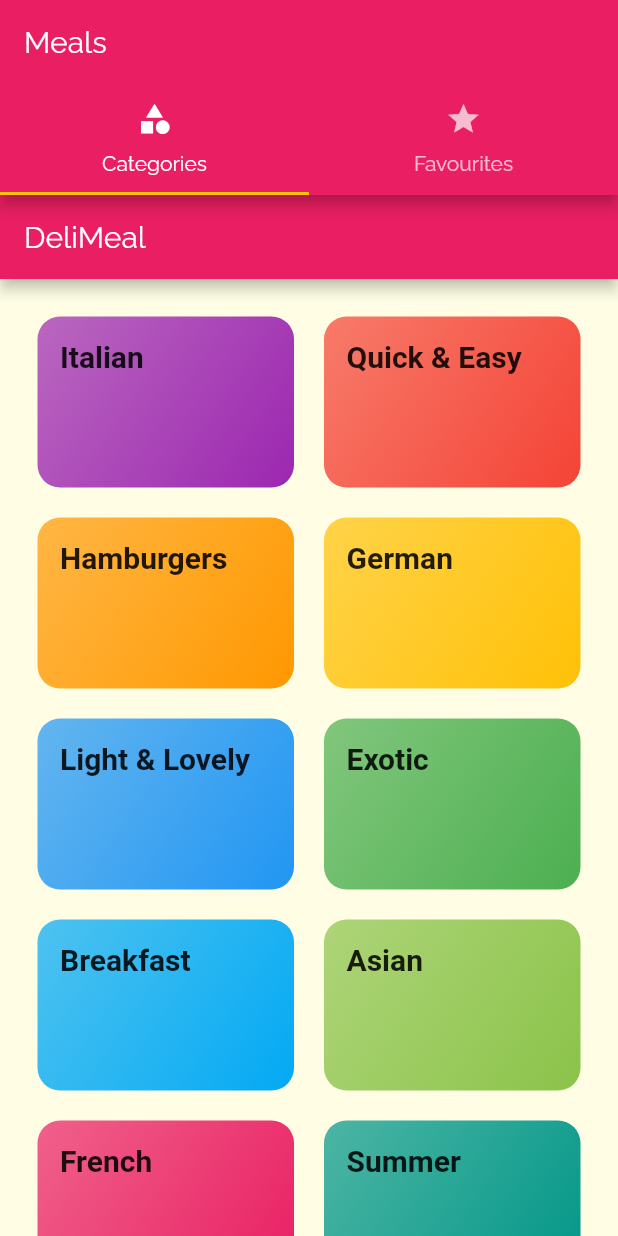
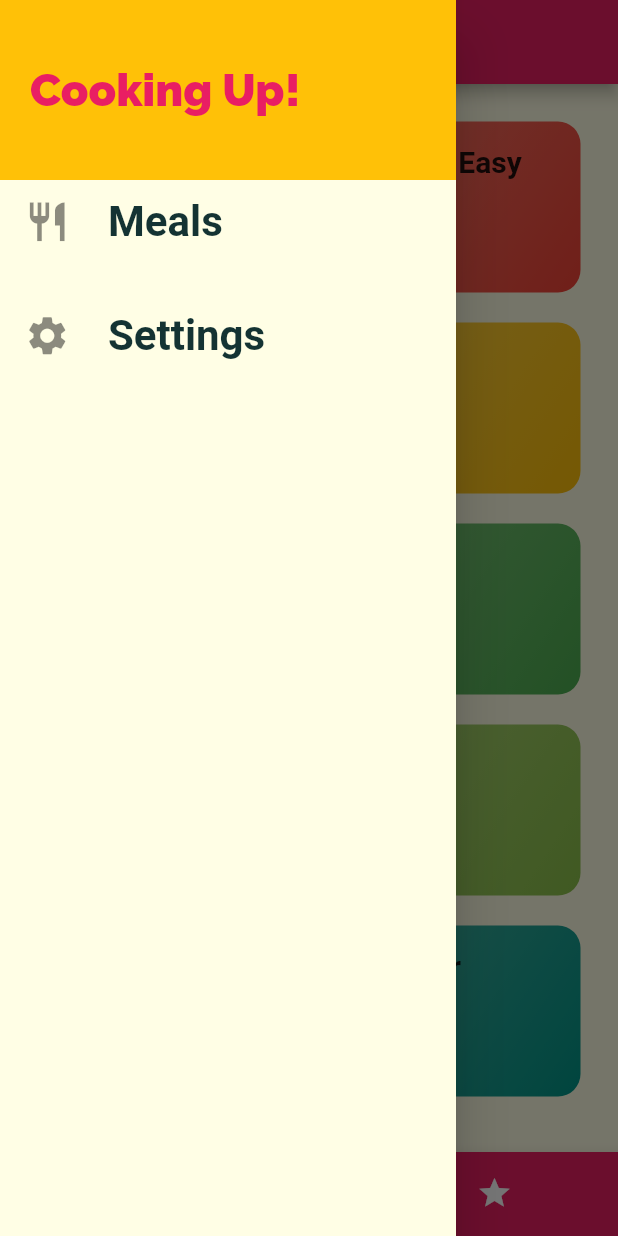
Before and after one commit to satyendrasingh8/recipe_App, a Flutter app: the screen it shows after launch, with the side drawer open (before the commit the screen has no drawer), on a phone screen of 412 x 824 dp. Run offline on Flutter 3.47's test engine with Material 2 defaults, Android fonts, the phone set to English and light mode, and no system bars.

```diff
--- a/lib/main.dart
+++ b/lib/main.dart
@@ -2,6 +2,7 @@ import 'package:flutter/material.dart';
 import 'package:recipeApp/screens/categories_screen.dart';
 import 'package:recipeApp/screens/category_meal_screen.dart';
 import 'package:recipeApp/screens/meal_detail_screen.dart';
+import 'package:recipeApp/screens/settings_screen.dart';
 import 'package:recipeApp/screens/tabs_screen.dart';
 
 void main() {
@@ -33,6 +34,7 @@ class MyApp extends StatelessWidget {
         '/': (ctx) => TabsScreen(),
         CategoryMealsScreen.routeName: (ctx) => CategoryMealsScreen(),
         MealDetailScreen.routeName: (ctx) => MealDetailScreen(),
+        Settings.routeName:(ctx) => Settings(),
       },
       onGenerateRoute: (settings) {
         print(settings.arguments);
--- a/lib/screens/categories_screen.dart
+++ b/lib/screens/categories_screen.dart
@@ -3,24 +3,18 @@ import '../widgets/category_item.dart';
 import '../dummy_data.dart';
 
 class CategoriesScreen extends StatelessWidget {
-
   @override
   Widget build(BuildContext context) {
-    return Scaffold(
-      appBar: AppBar(
-        title: const Text('DeliMeal'),
-      ),
-      body: GridView(
+    return GridView(
       padding: const EdgeInsets.all(25),
       children: DUMMY_CATEGORIES.map((catData) {
-          return CategoryItem(catData.id,catData.title, catData.color);
+        return CategoryItem(catData.id, catData.title, catData.color);
       }).toList(),
       gridDelegate: SliverGridDelegateWithMaxCrossAxisExtent(
           maxCrossAxisExtent: 200,
           childAspectRatio: 3 / 2,
           crossAxisSpacing: 20,
           mainAxisSpacing: 20),
-      ),
     );
   }
 }
--- /dev/null
+++ b/lib/screens/settings_screen.dart
@@ -0,0 +1,15 @@
+import 'package:flutter/material.dart';
+import 'package:recipeApp/widgets/main_drawer.dart';
+
+class Settings extends StatelessWidget {
+  static const routeName = '/settings';
+  @override
+  Widget build(BuildContext context) {
+    return Scaffold(
+      appBar: AppBar(
+        title: Text('Settings'),
+      ),
+      drawer: MainDrawer(),
+    );
+  }
+}
--- a/lib/screens/tabs_screen.dart
+++ b/lib/screens/tabs_screen.dart
@@ -1,28 +1,56 @@
 import 'package:flutter/material.dart';
 import 'package:recipeApp/screens/categories_screen.dart';
 import 'package:recipeApp/screens/favourite_screen.dart';
+import 'package:recipeApp/widgets/main_drawer.dart';
 
 class TabsScreen extends StatefulWidget {
-@override
-
+  @override
   _TabsScreenState createState() => _TabsScreenState();
 }
 
 class _TabsScreenState extends State<TabsScreen> {
+  final List<Map<String, Object>> _pages = [
+    {'page': CategoriesScreen(), 'title': 'Categories'},
+    {'page': FavouriteScreen(), 'title': 'Your Favourites'}
+  ];
+
+  int _selectedPageIndex = 0;
+
+  void _selectPage(int index) {
+    setState(() {
+      _selectedPageIndex = index;
+    });
+  }
+
   @override
   Widget build(BuildContext context) {
-    return DefaultTabController(length: 2,child: Scaffold(
-      appBar:AppBar(title: Text('Meals'),
-      bottom: TabBar(tabs: [
-        Tab(icon: Icon(Icons.category),text:'Categories' ,),
-          Tab(icon: Icon(Icons.star),text:'Favourites' ,),
-      ],),
-       ) ,
-       body: TabBarView(children: [
-         CategoriesScreen(), FavouriteScreen()
-       ]),
-       ),
+    return Scaffold(
+      appBar: AppBar(
+        title: Text(_pages[_selectedPageIndex]['title']),
+      ),
 
+     drawer: MainDrawer(),
+      body: _pages[_selectedPageIndex]['page'],
+      bottomNavigationBar: BottomNavigationBar(
+        onTap: _selectPage,
+        backgroundColor: Theme.of(context).primaryColor,
+        unselectedItemColor: Colors.white,
+        selectedItemColor: Theme.of(context).accentColor,
+        currentIndex: _selectedPageIndex,
+        type: BottomNavigationBarType.shifting,
+        items: [
+          BottomNavigationBarItem(
+            backgroundColor: Theme.of(context).primaryColor,
+            icon: Icon(Icons.category),
+            title: Text('Categories'),
+          ),
+          BottomNavigationBarItem(
+            backgroundColor: Theme.of(context).primaryColor,
+            icon: Icon(Icons.star),
+            title: Text('Favourites'),
+          ),
+        ],
+      ),
     );
   }
 }
--- /dev/null
+++ b/lib/widgets/main_drawer.dart
@@ -0,0 +1,56 @@
+import 'package:flutter/material.dart';
+import 'package:recipeApp/screens/settings_screen.dart';
+
+class MainDrawer extends StatelessWidget {
+  Widget buildListTile(String title, IconData icon, Function tapHandler) {
+    return ListTile(
+      leading: Icon(
+        icon,
+        size: 31,
+      ),
+      title: Text(
+        title,
+        style: TextStyle(
+            fontFamily: 'Roboto', fontSize: 28, fontWeight: FontWeight.bold),
+      ),
+      onTap: tapHandler,
+    );
+  }
+
+  @override
+  Widget build(BuildContext context) {
+    return Drawer(
+      child: Column(
+        children: [
+          Container(
+            height: 120,
+            width: double.infinity,
+            padding: EdgeInsets.all(20),
+            alignment: Alignment.centerLeft,
+            color: Theme.of(context).accentColor,
+            child: Text(
+              'Cooking Up!',
+              style: TextStyle(
+                  fontWeight: FontWeight.w900,
+                  fontSize: 30,
+                  color: Theme.of(context).primaryColor),
+            ),
+          ),
+          buildListTile('Meals', Icons.restaurant, () {
+            Navigator.of(context).pushReplacementNamed('/');
+          }),
+          SizedBox(
+            height: 20,
+          ),
+          buildListTile(
+            'Settings',
+             Icons.settings,
+             () {
+               Navigator.of(context).pushReplacementNamed(Settings.routeName);
+             }
+             ),
+        ],
+      ),
+    );
+  }
+}
```
Also changed, not shown: lib/screens/category_meal_screen.dart (+43 -19 lines), lib/screens/meal_detail_screen.dart (+15 -7 lines), lib/widgets/meal_item.dart (+11 -5 lines). Lines whose indentation alone changed are shown as unchanged.
